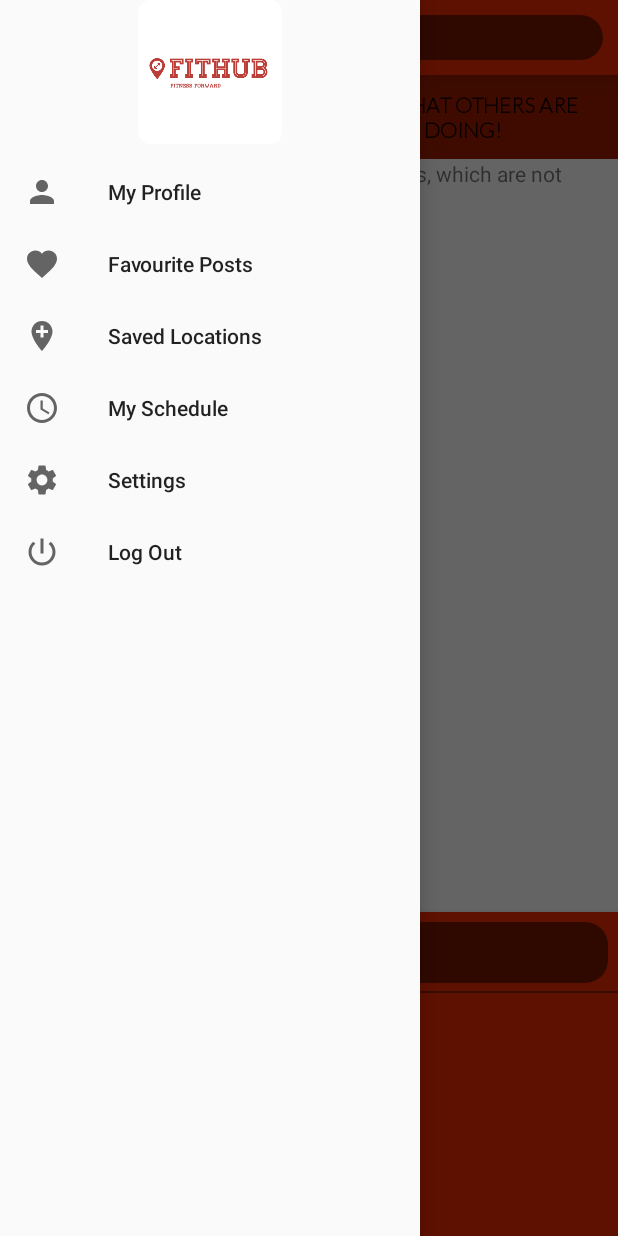
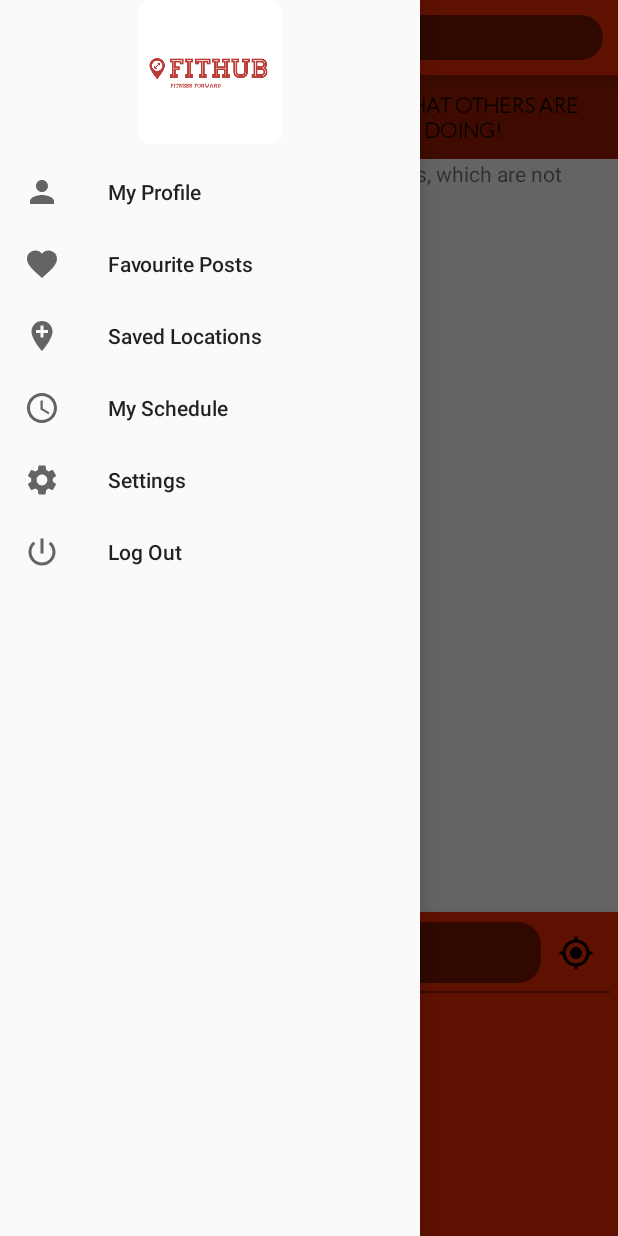
Before and after one commit to Lookuz/FitHub, an Android app: the fragment MapsFragment placed in its activity, with the side drawer open, on a phone screen of 412 x 824 dp. Run offline under Robolectric (Android 15) with nearby library versions, the phone set to English and light mode, and no system bars; 1 statement that could not run was skipped.

```diff
--- a/app/src/main/java/com/fithub/codekienmee/fithub/MapsFragment.java
+++ b/app/src/main/java/com/fithub/codekienmee/fithub/MapsFragment.java
@@ -13,10 +13,13 @@ import android.support.v4.content.ContextCompat;
 import android.view.LayoutInflater;
 import android.view.View;
 import android.view.ViewGroup;
+import android.widget.ImageButton;
 import android.widget.Toast;
 
+import com.google.android.gms.common.api.GoogleApiClient;
 import com.google.android.gms.location.FusedLocationProviderClient;
 import com.google.android.gms.location.LocationServices;
+import com.google.android.gms.location.places.Places;
 import com.google.android.gms.maps.CameraUpdateFactory;
 import com.google.android.gms.maps.GoogleMap;
 import com.google.android.gms.maps.MapView;
@@ -25,6 +28,9 @@ import com.google.android.gms.maps.model.LatLng;
 import com.google.android.gms.tasks.OnCompleteListener;
 import com.google.android.gms.tasks.Task;
 
+import java.util.concurrent.Executor;
+import java.util.concurrent.Executors;
+
 public class MapsFragment extends Fragment implements OnMapReadyCallback {
 
     private final static int REQUEST_CODE = 1;
@@ -32,6 +38,8 @@ public class MapsFragment extends Fragment implements OnMapReadyCallback {
 
     private MapView mapView; // View that displays the map
     private GoogleMap gMap; // Google Maps
+    private GoogleApiClient googleApiClient;
+    private ImageButton centerUserLocation; // Button to center back on user's location.
     private boolean userPermission;
     private FusedLocationProviderClient locationProviderClient; // Client that gets locations
 
@@ -39,6 +47,16 @@ public class MapsFragment extends Fragment implements OnMapReadyCallback {
     public void onCreate(@Nullable Bundle savedInstanceState) {
         super.onCreate(savedInstanceState);
         this.userPermission = false;
+        Executors.newSingleThreadExecutor().submit(new Runnable() {
+            @Override
+            public void run() { // Initialize GoogleApiClient asynchronously.
+                googleApiClient = new GoogleApiClient
+                        .Builder(getActivity())
+                        .addApi(Places.GEO_DATA_API)
+                        .addApi(Places.PLACE_DETECTION_API)
+                        .build();
+            }
+        });
         this.requestUserPermission();
     }
 
@@ -51,6 +69,13 @@ public class MapsFragment extends Fragment implements OnMapReadyCallback {
         this.mapView.onCreate(savedInstanceState);
 
         this.mapView.getMapAsync(this);
+        this.centerUserLocation = (ImageButton) view.findViewById(R.id.map_center_button);
+        this.centerUserLocation.setOnClickListener(new View.OnClickListener() {
+            @Override
+            public void onClick(View v) {
+                getCurrLocation(); // TODO: Animate centering back on device location.
+            }
+        });
         this.mapView.onResume();
 
         return view;
@@ -82,7 +107,6 @@ public class MapsFragment extends Fragment implements OnMapReadyCallback {
         } catch (SecurityException e) {
             Toast.makeText(getActivity(), e.getMessage(), Toast.LENGTH_LONG);
         }
-
     }
 
     /**
@@ -152,7 +176,7 @@ public class MapsFragment extends Fragment implements OnMapReadyCallback {
             }
             this.gMap.setMyLocationEnabled(true);
             this.gMap.getUiSettings().setAllGesturesEnabled(true);
-//            this.gMap.getUiSettings().setMyLocationButtonEnabled(false); // TODO: Disable after implementing custom center Location Button.
+            this.gMap.getUiSettings().setMyLocationButtonEnabled(false);
         }
     }
 }
--- /dev/null
+++ b/app/src/main/res/drawable/ic_my_location.xml
@@ -0,0 +1,9 @@
+<vector xmlns:android="http://schemas.android.com/apk/res/android"
+        android:width="24dp"
+        android:height="24dp"
+        android:viewportWidth="24.0"
+        android:viewportHeight="24.0">
+    <path
+        android:fillColor="#FF000000"
+        android:pathData="M12,8c-2.21,0 -4,1.79 -4,4s1.79,4 4,4 4,-1.79 4,-4 -1.79,-4 -4,-4zM20.94,11c-0.46,-4.17 -3.77,-7.48 -7.94,-7.94L13,1h-2v2.06C6.83,3.52 3.52,6.83 3.06,11L1,11v2h2.06c0.46,4.17 3.77,7.48 7.94,7.94L11,23h2v-2.06c4.17,-0.46 7.48,-3.77 7.94,-7.94L23,13v-2h-2.06zM12,19c-3.87,0 -7,-3.13 -7,-7s3.13,-7 7,-7 7,3.13 7,7 -3.13,7 -7,7z"/>
+</vector>
--- a/app/src/main/res/layout/fragment_maps_service.xml
+++ b/app/src/main/res/layout/fragment_maps_service.xml
@@ -35,12 +35,40 @@
             android:layout_height="0dp"
             android:layout_weight="1"
             android:background="@drawable/post_title_border"
-            android:padding="3dp">
-            <android.support.v7.widget.SearchView
+            android:padding="3dp"
+            android:layout_marginLeft="5dp"
+            android:layout_marginRight="5dp">
+
+            <LinearLayout
                 android:layout_width="match_parent"
                 android:layout_height="match_parent"
-                android:background="@drawable/search_bar_rounded"
-                android:layout_margin="3dp"></android.support.v7.widget.SearchView>
+                android:orientation="horizontal">
+
+                <ImageButton
+                    android:id="@+id/map_favourites_button"
+                    android:layout_width="0dp"
+                    android:layout_height="match_parent"
+                    android:layout_weight="1"
+                    android:src="@drawable/ic_my_favourites"
+                    android:background="@drawable/location_button_background"/>
+
+                <android.support.v7.widget.SearchView
+                    android:id="@+id/map_search_bar"
+                    android:layout_width="0dp"
+                    android:layout_height="match_parent"
+                    android:background="@drawable/search_bar_rounded"
+                    android:layout_margin="3dp"
+                    android:layout_weight="8"/>
+
+                <ImageButton
+                    android:id="@+id/map_center_button"
+                    android:layout_width="0dp"
+                    android:layout_height="match_parent"
+                    android:layout_weight="1"
+                    android:src="@drawable/ic_my_location"
+                    android:background="@drawable/location_button_background"/>
+            </LinearLayout>
+
         </LinearLayout>
         <GridLayout
             android:layout_width="match_parent"
--- a/app/src/main/res/values/colors.xml
+++ b/app/src/main/res/values/colors.xml
@@ -5,7 +5,8 @@
     <color name="colorAccent">#FF4081</color>
     <color name="black_overlay">#66000000</color>
     <color name="white">#FFFFFF</color>
-    <color name="darkRed">#ca2400</color>
+    <color name="darkRed">#CA2400</color>
     <color name="red">#EC2A00</color>
     <color name="grey">#BDBDBD</color>
+    <color name="orange">#FF8000</color>
 </resources>
```
Also changed, not shown: app/build.gradle (+8 -7 lines).
